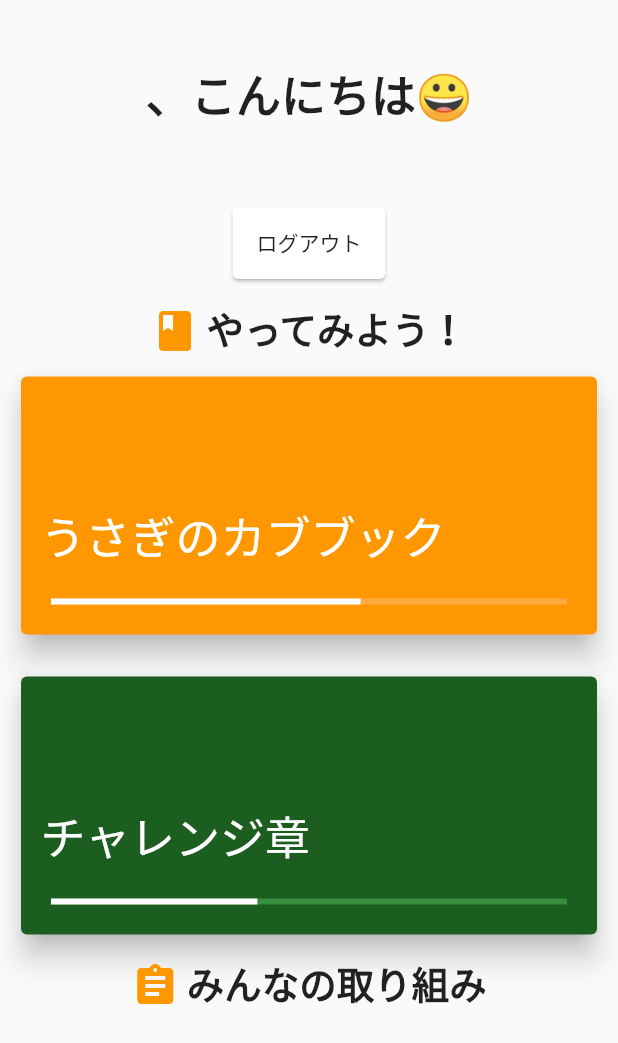
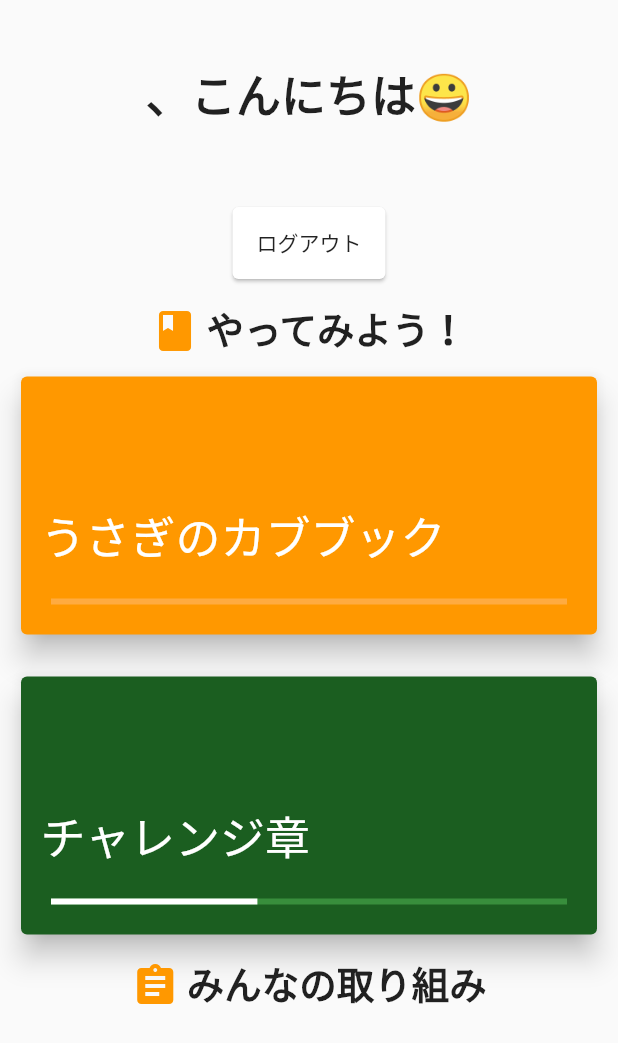
Before and after one commit to yamamotokotaro/cubook, a Flutter app: the screen it shows once a user with an empty profile is signed in, on a phone screen of 412 x 824 dp. Shown: the top 1043 px of the screen. Run offline on Flutter 3.47's test engine with Material 2 defaults, Android fonts, the phone set to English and light mode, and no system bars; our stand-ins replace cloud_firestore, firebase_auth, google_fonts; missing offline and left inert: firebase_auth_ui; accounts and stored records are empty.

Commit message:
フォントの変更と進行度の表示機能を追加

```diff
--- a/lib/challenge/challenge_view.dart
+++ b/lib/challenge/challenge_view.dart
@@ -72,7 +72,6 @@ class ChallengeView extends StatelessWidget {
               Hero(
                 tag: 'card_challenge',
                 child: Container(
-                  height: 56,
                   color: Colors.green[900],
                   child: Align(
                     alignment: Alignment.bottomLeft,
@@ -106,7 +105,6 @@ class ChallengeView extends StatelessWidget {
                         return Padding(
                             padding: EdgeInsets.all(5),
                             child: Container(
-                              height: 120,
                               child: Card(
                                   child: InkWell(
                                     onTap: () {
--- a/lib/home/home_view.dart
+++ b/lib/home/home_view.dart
@@ -6,7 +6,7 @@ import 'package:flutter/cupertino.dart';
 import 'package:flutter/material.dart';
 import 'package:provider/provider.dart';
 import 'package:firebase_auth/firebase_auth.dart';
-import 'package:firebase_auth_ui/providers.dart';
+import 'package:google_fonts/google_fonts.dart';
 
 class Home extends StatelessWidget {
   FirebaseUser user;
@@ -33,23 +33,25 @@ class HomeView extends StatelessWidget {
 
   @override
   Widget build(BuildContext context) {
-    return Scaffold(body: SafeArea(child: SingleChildScrollView(
+    return Scaffold(
+        body: SafeArea(
+            child: SingleChildScrollView(
                 child: Column(
       children: <Widget>[
         Selector<HomeModel, DocumentSnapshot>(
           selector: (context, model) => model.userSnapshot,
-              builder: (context, snapshot, child) =>
-                  Padding(
+          builder: (context, snapshot, child) => Padding(
             padding: EdgeInsets.all(40),
             child: Text(
               snapshot['family'] +
                   snapshot['name'] +
                   snapshot['call'] +
                   '、こんにちは😀',
-                      style: TextStyle(
+              style: GoogleFonts.notoSans(
+                  textStyle: TextStyle(
                 fontWeight: FontWeight.bold,
                 fontSize: 30,
-                      ),
+              )),
             ),
           ),
         ),
@@ -76,9 +78,7 @@ class HomeView extends StatelessWidget {
                 child: Icon(
                   //ああああ
                   Icons.book,
-                          color: Theme
-                              .of(context)
-                              .accentColor,
+                  color: Theme.of(context).accentColor,
                   size: 32,
                 ),
               ),
@@ -101,9 +101,9 @@ class HomeView extends StatelessWidget {
                     color: Colors.orange,
                     child: InkWell(
                       onTap: () {
-                            Navigator.push(context, MaterialPageRoute(
-                                builder: (BuildContext context) {
-                                  return StepView();
+                        Navigator.push(context,
+                            MaterialPageRoute(builder: (BuildContext context) {
+                          return StepHomeView();
                         }));
                       },
                       child: Align(
@@ -127,12 +127,20 @@ class HomeView extends StatelessWidget {
                                       ))),
                               Padding(
                                 padding: EdgeInsets.all(20),
-                                      child: LinearProgressIndicator(
-                                          backgroundColor: Colors.orangeAccent,
+                                child: Selector<HomeModel, DocumentSnapshot>(
+                                    selector: (context, model) =>
+                                        model.userSnapshot,
+                                    builder: (context, snapshot, child) =>
+                                    snapshot != null ?
+                                        LinearProgressIndicator(
+                                            backgroundColor:
+                                                Colors.orangeAccent,
                                             valueColor:
-                                          new AlwaysStoppedAnimation<Color>(
-                                              Colors.white),
-                                          value: 0.6)),
+                                                new AlwaysStoppedAnimation<
+                                                    Color>(Colors.white),
+                                            value: snapshot['challenge'].length / 14) :
+                                Container())
+                              )
                             ]),
                       ),
                     ),
@@ -149,8 +157,8 @@ class HomeView extends StatelessWidget {
                     color: challengeColor,
                     child: InkWell(
                       onTap: () {
-                            Navigator.push(context, MaterialPageRoute(
-                                builder: (BuildContext context) {
+                        Navigator.push(context,
+                            MaterialPageRoute(builder: (BuildContext context) {
                           return ChallengeView();
                         }));
                       },
@@ -196,9 +204,7 @@ class HomeView extends StatelessWidget {
                 child: Icon(
                   //ああああ
                   Icons.assignment,
-                          color: Theme
-                              .of(context)
-                              .accentColor,
+                  color: Theme.of(context).accentColor,
                   size: 32,
                 ),
               ),
@@ -214,8 +220,7 @@ class HomeView extends StatelessWidget {
           if (!model.isGet) {
             model.getSnapshot();
           }
-              List<DocumentSnapshot> listSnapshot = model.effortSnapshot
-                  .documents;
+          List<DocumentSnapshot> listSnapshot = model.effortSnapshot.documents;
 
           return Padding(
             padding: EdgeInsets.all(0),
@@ -226,7 +231,8 @@ class HomeView extends StatelessWidget {
                 itemBuilder: (BuildContext context, int index) {
                   DocumentSnapshot documentSnapshot = listSnapshot[index];
                   String body = documentSnapshot['family'] +
-                          documentSnapshot['call'] + documentSnapshot['body'];
+                      documentSnapshot['call'] +
+                      documentSnapshot['body'];
                   int congrats = documentSnapshot['congrats'];
                   String documentID = documentSnapshot.documentID;
                   Color color;
@@ -265,8 +271,7 @@ class HomeView extends StatelessWidget {
                                   model.increaseCount(documentID);
                                 },
                                 icon: Icon(Icons.favorite_border),
-                                    label: Text('おめでとう！' +
-                                        congrats.toString()))
+                                label: Text('おめでとう！' + congrats.toString()))
                           ],
                         ),
                       ),
--- a/lib/main.dart
+++ b/lib/main.dart
@@ -4,6 +4,7 @@ import 'package:cubook/home/home_view.dart';
 import 'package:cubook/login/login_view.dart';
 import 'package:firebase_auth/firebase_auth.dart';
 import 'package:flutter/material.dart';
+import 'package:google_fonts/google_fonts.dart';
 
 void main() => runApp(MyApp());
 
@@ -16,6 +17,7 @@ class MyApp extends StatelessWidget {
     return MaterialApp(
       home: new HomePage(),
       theme: new ThemeData(
+          fontFamily: 'NotoSansJP',
           brightness: Brightness.light,
           primaryColor: Colors.orange,
           accentColor: Colors.orange),
```
Also changed, not shown: lib/step/step_model.dart (+24 -0 lines), lib/step/step_view.dart (+40 -13 lines), pubspec.yaml (+8 -1 lines), pubspec.lock, 7 other files. Lines whose indentation alone changed are shown as unchanged.
